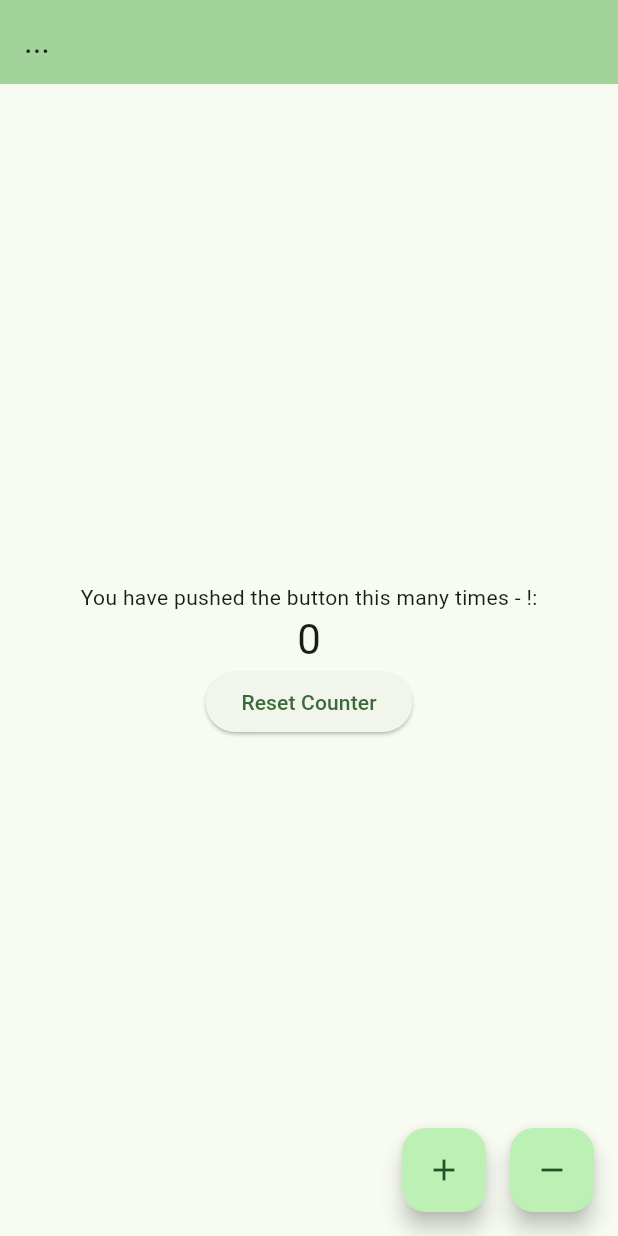
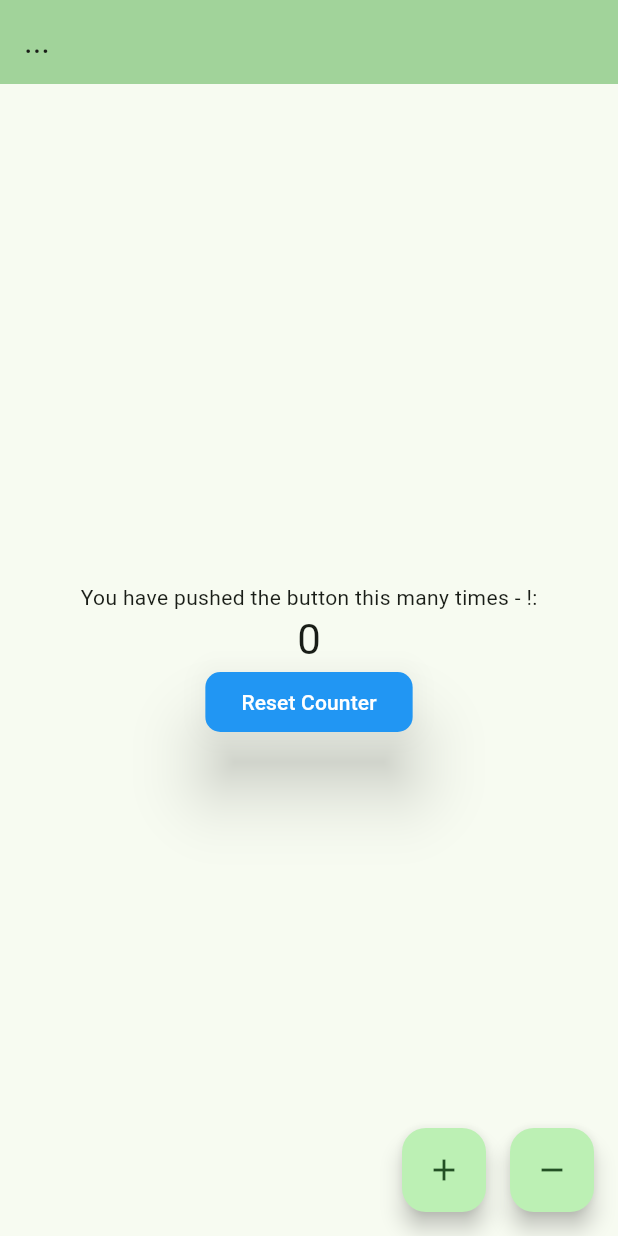
Before and after one commit to sunnydream20/my-first-flutter, a Flutter app: the screen it shows after launch, on a phone screen of 412 x 824 dp. Run offline on Flutter 3.47's test engine with Material 3 defaults, Android fonts, the phone set to English and light mode, and no system bars.

Commit message:
fix: reset counter button style

```diff
--- a/lib/main.dart
+++ b/lib/main.dart
@@ -54,6 +54,8 @@ class _MyHomePageState extends State<MyHomePage> {
         ),
         body: Center(
           child: Column(
+            crossAxisAlignment:
+                CrossAxisAlignment.center, // Use .end for right alignment
             mainAxisAlignment: MainAxisAlignment.center,
             children: <Widget>[
               const Text(
@@ -64,6 +66,15 @@ class _MyHomePageState extends State<MyHomePage> {
                 style: Theme.of(context).textTheme.headlineMedium,
               ),
               ElevatedButton(
+                style: ElevatedButton.styleFrom(
+                  backgroundColor: Colors.blue, // Background color
+                  foregroundColor: Colors.white, // Text color
+                  elevation: 20, // Remove elevation
+                  shape: RoundedRectangleBorder(
+                    // Border radius
+                    borderRadius: BorderRadius.circular(10),
+                  ),
+                ),
                 onPressed: () {
                   setState(() {
                     _counter = 0; // Reset the counter to zero
```
